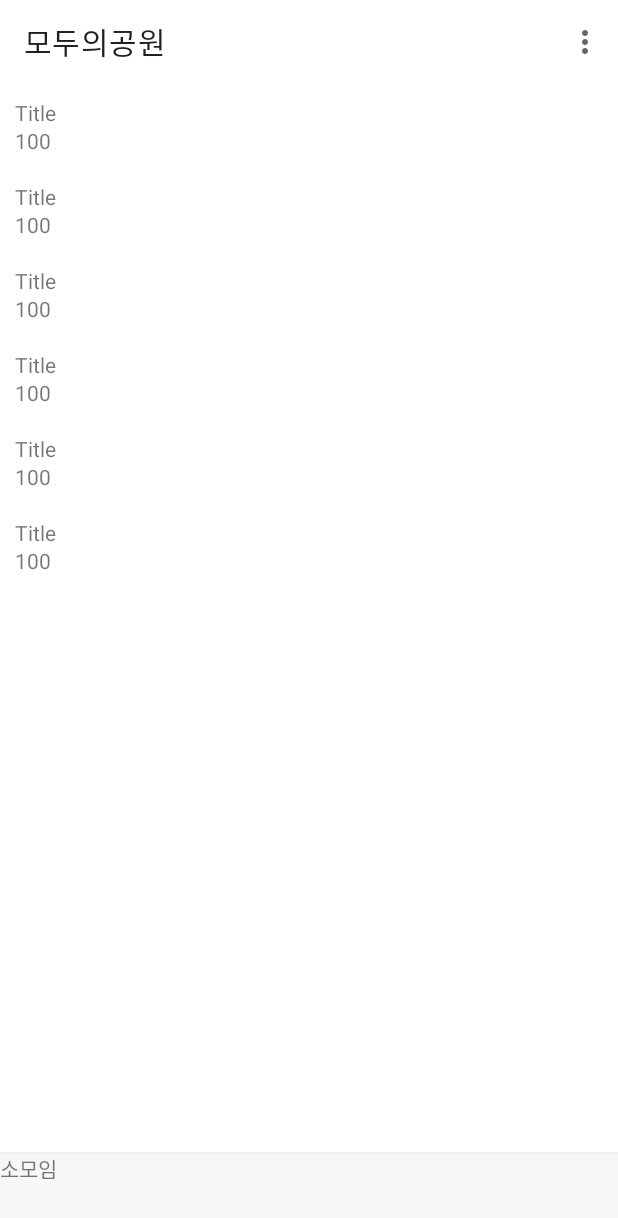
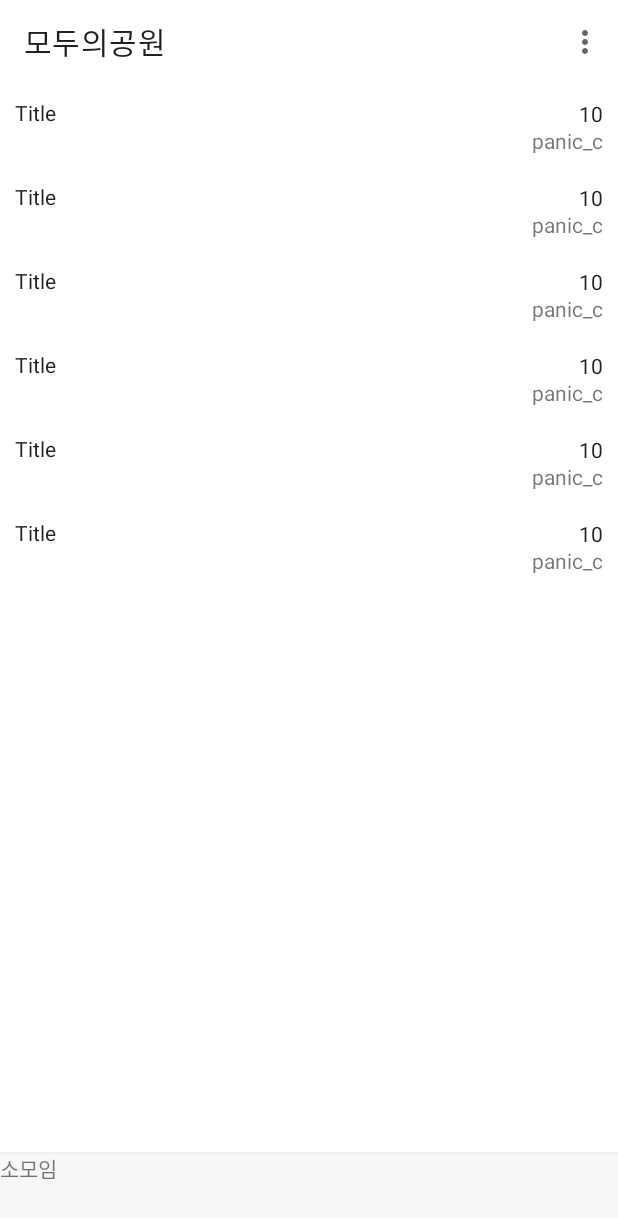
Before and after one commit to panicg/fast-clien, an Android app: the layout fragment_board_list.xml on its own in the app's theme, with its tools: preview values and no code run, on a phone screen of 412 x 824 dp. Shown: the top 1218 px of the screen. Run offline under Robolectric (Android 15) with nearby library versions, the phone set to English and light mode, and no system bars; network calls fail.

```diff
--- a/app/src/main/java/com/panicdev/fast_clien/common/ParsingController.kt
+++ b/app/src/main/java/com/panicdev/fast_clien/common/ParsingController.kt
@@ -20,7 +20,6 @@ class ParsingController(private val board: MainBoard) {
         val paramPageNo = "&po=$pageNo"
         val url = "${board.url}$divider$paramPageNo"
 
-        Log.d("asdasd", url);
 
         Observable.fromCallable {
             Jsoup.connect(url).get()
@@ -28,6 +27,7 @@ class ParsingController(private val board: MainBoard) {
             .observeOn(AndroidSchedulers.mainThread())
             .subscribe { doc ->
                 val itemList = doc.select("div.list_item.symph-row").map {
+                    //title
                     it.select("div.list_title").select("a.list_subject").select("span").first().attributes()["title"]
                 }
                 complete(itemList)
--- a/app/src/main/java/com/panicdev/fast_clien/view/fragment/BoardDetailFragment.kt
+++ b/app/src/main/java/com/panicdev/fast_clien/view/fragment/BoardDetailFragment.kt
@@ -41,4 +41,6 @@ class BoardDetailFragment : BaseFragment<FragmentBoardDetailBinding, BoardDetail
 
 
 
+
+
 }
--- a/app/src/main/res/layout/holder_board_list.xml
+++ b/app/src/main/res/layout/holder_board_list.xml
@@ -10,12 +10,24 @@
 
         <TextView
             android:id="@+id/tv_title"
-            android:layout_width="wrap_content"
+            android:layout_width="0dp"
             android:layout_height="wrap_content"
+            android:textColor="@color/menu_text_color"
             app:layout_constraintBottom_toTopOf="@+id/ll_info"
+            app:layout_constraintEnd_toStartOf="@+id/tv_comment_count"
             app:layout_constraintStart_toStartOf="parent"
             app:layout_constraintTop_toTopOf="parent"
             tools:text="Title" />
+
+        <TextView
+            android:id="@+id/tv_comment_count"
+            android:layout_width="wrap_content"
+            android:layout_height="wrap_content"
+            android:textColor="@color/menu_text_color"
+            app:layout_constraintBottom_toTopOf="@+id/ll_info"
+            app:layout_constraintEnd_toEndOf="parent"
+            app:layout_constraintTop_toTopOf="parent"
+            tools:text="10" />
 
         <LinearLayout
             android:id="@+id/ll_info"
@@ -23,14 +35,14 @@
             android:layout_height="wrap_content"
             android:orientation="horizontal"
             app:layout_constraintBottom_toBottomOf="parent"
-            app:layout_constraintStart_toStartOf="@+id/tv_title"
+            app:layout_constraintEnd_toEndOf="parent"
             app:layout_constraintTop_toBottomOf="@+id/tv_title">
 
             <TextView
                 android:id="@+id/tv_recommend"
                 android:layout_width="wrap_content"
                 android:layout_height="wrap_content"
-                tools:text="100" />
+                tools:text="panic_c" />
         </LinearLayout>
 
     </androidx.constraintlayout.widget.ConstraintLayout>
--- a/app/src/main/res/layout/view_sheet_menu.xml
+++ b/app/src/main/res/layout/view_sheet_menu.xml
@@ -20,6 +20,7 @@
             app:layout_constraintTop_toTopOf="parent" />
 
         <androidx.core.widget.NestedScrollView
+            android:id="@+id/scrollview"
             android:layout_width="match_parent"
             android:layout_height="match_parent">
 
```
Also changed, not shown: app/src/main/java/com/panicdev/fast_clien/common/Data.kt (added, +18 -0 lines), app/src/main/java/com/panicdev/fast_clien/view/activity/MainActivity.kt (+14 -2 lines), app/src/main/java/com/panicdev/fast_clien/view/fragment/BoardListFragment.kt (+5 -3 lines).
